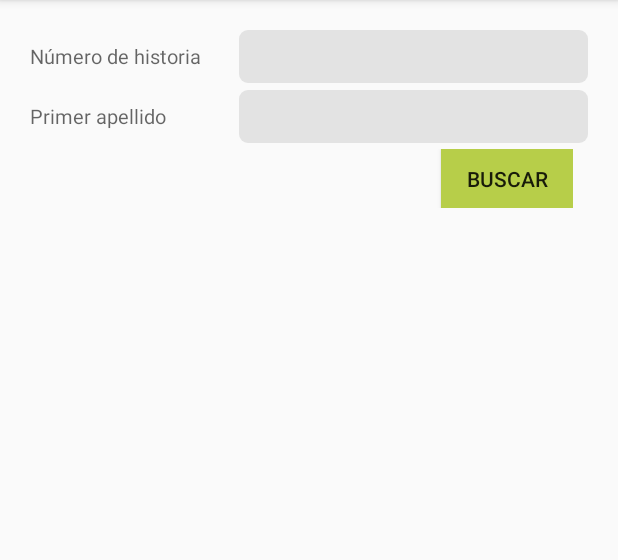
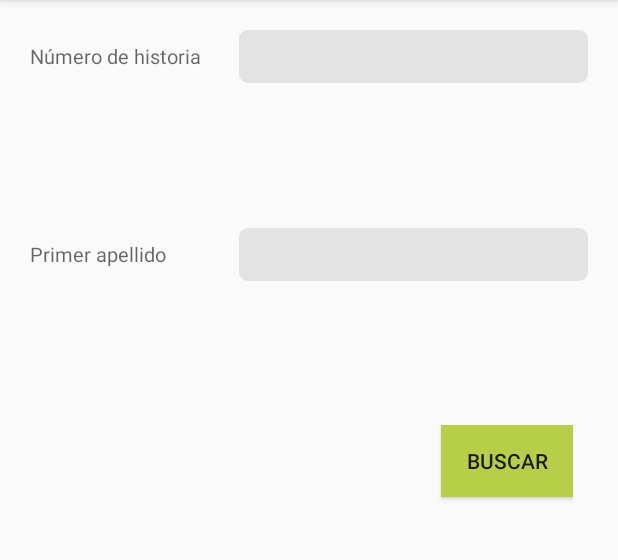
Before and after one commit to abeneto/OdontoFact, an Android app: the fragment FragmentConsultarPacientes placed in its activity, on a phone screen of 412 x 824 dp, the part 84-644 px from its top. Run offline under Robolectric (Android 15) with nearby library versions, the phone set to English and light mode, and no system bars; 1 statement that could not run was skipped.

Commit message:
arreglos entrega

```diff
--- a/app/src/main/res/layout/activity_login.xml
+++ b/app/src/main/res/layout/activity_login.xml
@@ -43,7 +43,8 @@
                     android:layout_height="wrap_content"
                     android:id="@+id/imageFlagEs"
                     android:src="@mipmap/flag_es"
-                    android:background="@android:color/transparent" />
+                    android:background="@android:color/transparent"
+                    android:layout_marginLeft="10dp" />
 
                 <ImageButton
                     android:layout_width="wrap_content"
--- a/app/src/main/res/layout/fragment_consultar_pacientes.xml
+++ b/app/src/main/res/layout/fragment_consultar_pacientes.xml
@@ -3,10 +3,6 @@
     android:layout_width="match_parent"
     android:layout_height="match_parent"
     android:orientation="vertical">
-
-    <ScrollView
-        android:layout_width="wrap_content"
-        android:layout_height="wrap_content">
 
     <LinearLayout
         android:layout_width="match_parent"
@@ -17,7 +13,7 @@
         <LinearLayout
             android:layout_width="match_parent"
             android:layout_height="match_parent"
-                android:layout_weight="3"
+            android:layout_weight="5"
             android:orientation="vertical">
 
             <LinearLayout
@@ -108,6 +104,4 @@
         </LinearLayout>
     </LinearLayout>
 
-    </ScrollView>
-
 </FrameLayout>
```
Also changed, not shown: app/src/main/res/layout-land/activity_login.xml (+23 -1 lines). Lines whose indentation alone changed are shown as unchanged.
